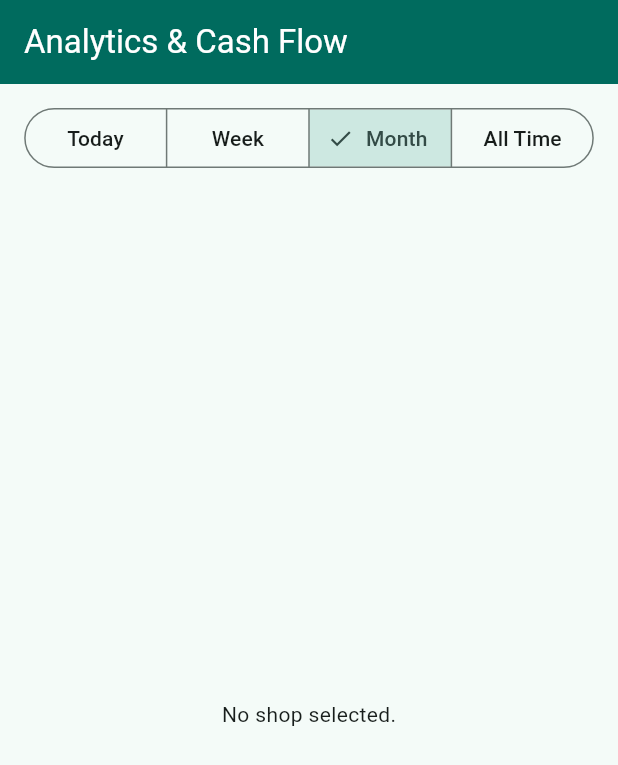
After one commit to faizanrki/Easy_Hisab, a Flutter app: the AnalyticsScreen screen opened by its route, on a phone screen of 412 x 824 dp. The commit adds this screen. Shown: the top 765 px of the screen. Run offline on Flutter 3.47's test engine with Material 3 defaults, Android fonts, the phone set to English and light mode, and no system bars; our stand-ins replace cloud_firestore, firebase_auth, flutter_riverpod, go_router, pdf, printing and 1 more; accounts and stored records are empty.

Commit message:
feat: complete module 11 analytics cash flow and credit insights with tests

```diff
--- a/lib/app/app_router.dart
+++ b/lib/app/app_router.dart
@@ -1,5 +1,6 @@
 import 'package:go_router/go_router.dart';
 
+import '../features/analytics/presentation/screens/analytics_screen.dart';
 import '../features/auth/presentation/screens/forgot_password_screen.dart';
 import '../features/auth/presentation/screens/login_screen.dart';
 import '../features/auth/presentation/screens/register_screen.dart';
@@ -36,6 +37,7 @@ abstract final class AppRoutes {
   static const productNew = '/shop/products/new';
   static const saleNew = '/shop/sales/new';
   static const paymentNew = '/shop/payments/new';
+  static const analytics = '/shop/analytics';
   static const customerShops = '/customer/shops';
 }
 
@@ -136,6 +138,10 @@ GoRouter createRouter({String initialLocation = AppRoutes.chooseRole}) {
         ),
       ),
       GoRoute(
+        path: AppRoutes.analytics,
+        builder: (context, state) => const AnalyticsScreen(),
+      ),
+      GoRoute(
         path: AppRoutes.customerShops,
         builder: (context, state) => const CustomerHomeScreen(),
       ),
--- /dev/null
+++ b/lib/features/analytics/presentation/analytics_providers.dart
@@ -0,0 +1,37 @@
+import 'package:flutter_riverpod/flutter_riverpod.dart';
+
+import '../../../app/dependency_providers.dart';
+import '../../shop/presentation/shop_providers.dart';
+import '../data/sqlite_analytics_repository.dart';
+import '../domain/analytics_repository.dart';
+import '../domain/analytics_summary.dart';
+
+final analyticsRepositoryProvider = Provider<AnalyticsRepository>((ref) {
+  final db = ref.watch(dbTransactionProvider);
+  return SqliteAnalyticsRepository(db);
+});
+
+class SelectedPeriodNotifier extends Notifier<AnalyticsPeriod> {
+  @override
+  AnalyticsPeriod build() => AnalyticsPeriod.thisMonth;
+
+  void setPeriod(AnalyticsPeriod period) {
+    state = period;
+  }
+}
+
+final selectedAnalyticsPeriodProvider =
+    NotifierProvider<SelectedPeriodNotifier, AnalyticsPeriod>(
+  SelectedPeriodNotifier.new,
+);
+
+final analyticsReportProvider =
+    FutureProvider.autoDispose<AnalyticsReport?>((ref) async {
+  final activeShop = ref.watch(activeShopContextProvider);
+  if (activeShop == null) return null;
+
+  final period = ref.watch(selectedAnalyticsPeriodProvider);
+  final repo = ref.watch(analyticsRepositoryProvider);
+
+  return repo.getAnalyticsReport(activeShop.shopId, period: period);
+});
--- /dev/null
+++ b/lib/features/analytics/presentation/screens/analytics_screen.dart
@@ -0,0 +1,351 @@
+import 'package:flutter/material.dart';
+import 'package:flutter_riverpod/flutter_riverpod.dart';
+import 'package:go_router/go_router.dart';
+import 'package:url_launcher/url_launcher.dart';
+
+import '../../../../core/domain/money.dart';
+import '../../../shop/presentation/shop_providers.dart';
+import '../../domain/analytics_summary.dart';
+import '../analytics_providers.dart';
+
+class AnalyticsScreen extends ConsumerWidget {
+  const AnalyticsScreen({super.key});
+
+  Future<void> _sendWhatsAppReminder(
+    BuildContext context,
+    String? phone,
+    String customerName,
+    Money balance,
+    String shopName,
+  ) async {
+    if (phone == null || phone.isEmpty) {
+      ScaffoldMessenger.of(context).showSnackBar(
+        const SnackBar(content: Text('No phone number recorded for customer.')),
+      );
+      return;
+    }
+
+    final cleanDigits = phone.replaceAll(RegExp(r'\D'), '');
+    final internationalPhone = cleanDigits.startsWith('0')
+        ? '92${cleanDigits.substring(1)}'
+        : cleanDigits;
+
+    final msg = Uri.encodeComponent(
+      'Assalam-o-Alaikum $customerName, this is a friendly reminder from $shopName regarding your pending udhar balance of ${balance.format()}. JazakAllah khair!',
+    );
+    final url = Uri.parse('https://wa.me/$internationalPhone?text=$msg');
+
+    if (await canLaunchUrl(url)) {
+      await launchUrl(url, mode: LaunchMode.externalApplication);
+    } else {
+      if (context.mounted) {
+        ScaffoldMessenger.of(context).showSnackBar(
+          const SnackBar(content: Text('Could not launch WhatsApp.')),
+        );
+      }
+    }
+  }
+
+  @override
+  Widget build(BuildContext context, WidgetRef ref) {
+    final theme = Theme.of(context);
+    final activeShop = ref.watch(activeShopContextProvider);
+    final selectedPeriod = ref.watch(selectedAnalyticsPeriodProvider);
+    final reportAsync = ref.watch(analyticsReportProvider);
+
+    return Scaffold(
+      appBar: AppBar(
+        title: const Text('Analytics & Cash Flow'),
+      ),
+      body: SafeArea(
+        child: Column(
+          children: [
+            // Period Selector
+            Padding(
+              padding: const EdgeInsets.symmetric(horizontal: 16, vertical: 12),
+              child: SegmentedButton<AnalyticsPeriod>(
+                segments: const [
+                  ButtonSegment(
+                    value: AnalyticsPeriod.today,
+                    label: Text('Today'),
+                  ),
+                  ButtonSegment(
+                    value: AnalyticsPeriod.thisWeek,
+                    label: Text('Week'),
+                  ),
+                  ButtonSegment(
+                    value: AnalyticsPeriod.thisMonth,
+                    label: Text('Month'),
+                  ),
+                  ButtonSegment(
+                    value: AnalyticsPeriod.allTime,
+                    label: Text('All Time'),
+                  ),
+                ],
+                selected: {selectedPeriod},
+                onSelectionChanged: (set) {
+                  ref
+                      .read(selectedAnalyticsPeriodProvider.notifier)
+                      .setPeriod(set.first);
+                },
+              ),
+            ),
+
+            // Content
+            Expanded(
+              child: reportAsync.when(
+                loading: () =>
+                    const Center(child: CircularProgressIndicator()),
+                error: (err, _) => Center(
+                  child: Text('Error loading analytics: $err'),
+                ),
+                data: (report) {
+                  if (report == null) {
+                    return const Center(child: Text('No shop selected.'));
+                  }
+
+                  return ListView(
+                    padding: const EdgeInsets.all(16),
+                    children: [
+                      // KPI Cards Row
+                      Row(
+                        children: [
+                          Expanded(
+                            child: _MetricCard(
+                              title: 'Total Sales',
+                              amount: report.metrics.totalSales,
+                              color: theme.colorScheme.primaryContainer,
+                              textColor: theme.colorScheme.onPrimaryContainer,
+                              icon: Icons.trending_up_rounded,
+                            ),
+                          ),
+                          const SizedBox(width: 12),
+                          Expanded(
+                            child: _MetricCard(
+                              title: 'Cash Collected',
+                              amount: report.metrics.cashCollected,
+                              color: Colors.green.shade100,
+                              textColor: Colors.green.shade900,
+                              icon: Icons.payments_rounded,
+                            ),
+                          ),
+                        ],
+                      ),
+                      const SizedBox(height: 12),
+                      _MetricCard(
+                        title: 'Total Net Outstanding Udhar',
+                        amount: report.metrics.outstandingUdhar,
+                        color: theme.colorScheme.errorContainer,
+                        textColor: theme.colorScheme.onErrorContainer,
+                        icon: Icons.account_balance_wallet_rounded,
+                      ),
+
+                      const SizedBox(height: 24),
+                      Text(
+                        'Udhar Aging Breakdown',
+                        style: theme.textTheme.titleMedium?.copyWith(
+                          fontWeight: FontWeight.bold,
+                        ),
+                      ),
+                      const SizedBox(height: 8),
+
+                      Card(
+                        child: Padding(
+                          padding: const EdgeInsets.all(16),
+                          child: Column(
+                            children: [
+                              for (final bucket in report.agingBuckets) ...[
+                                Padding(
+                                  padding:
+                                      const EdgeInsets.symmetric(vertical: 6),
+                                  child: Row(
+                                    children: [
+                                      Expanded(
+                                        child: Text(
+                                          bucket.label,
+                                          style: const TextStyle(
+                                            fontWeight: FontWeight.w600,
+                                          ),
+                                        ),
+                                      ),
+                                      Text(
+                                        '${bucket.customerCount} ${bucket.customerCount == 1 ? "customer" : "customers"}',
+                                        style: theme.textTheme.bodySmall,
+                                      ),
+                                      const SizedBox(width: 16),
+                                      Text(
+                                        bucket.amount.format(),
+                                        style: TextStyle(
+                                          fontWeight: FontWeight.bold,
+                                          color: bucket.amount.paisa > 0
+                                              ? theme.colorScheme.error
+                                              : null,
+                                        ),
+                                      ),
+                                    ],
+                                  ),
+                                ),
+                                if (bucket != report.agingBuckets.last)
+                                  const Divider(height: 12),
+                              ],
+                            ],
+                          ),
+                        ),
+                      ),
+
+                      const SizedBox(height: 24),
+                      Text(
+                        'Top Customers by Udhar',
+                        style: theme.textTheme.titleMedium?.copyWith(
+                          fontWeight: FontWeight.bold,
+                        ),
+                      ),
+                      const SizedBox(height: 8),
+
+                      if (report.topDebtors.isEmpty)
+                        const Padding(
+                          padding: EdgeInsets.all(16),
+                          child: Center(
+                            child: Text('No customers with outstanding credit.'),
+                          ),
+                        )
+                      else
+                        Card(
+                          child: Column(
+                            children: [
+                              for (final debtor in report.topDebtors) ...[
+                                ListTile(
+                                  leading: CircleAvatar(
+                                    backgroundColor:
+                                        theme.colorScheme.errorContainer,
+                                    child: Text(
+                                      debtor.customerName.isNotEmpty
+                                          ? debtor.customerName[0].toUpperCase()
+                                          : 'C',
+                                      style: TextStyle(
+                                        color: theme
+                                            .colorScheme.onErrorContainer,
+                                        fontWeight: FontWeight.bold,
+                                      ),
+                                    ),
+                                  ),
+                                  title: Text(
+                                    debtor.customerName,
+                                    style: const TextStyle(
+                                      fontWeight: FontWeight.bold,
+                                    ),
+                                  ),
+                                  subtitle: Text(
+                                    debtor.customerPhone ?? 'No phone recorded',
+                                  ),
+                                  trailing: Row(
+                                    mainAxisSize: MainAxisSize.min,
+                                    children: [
+                                      Text(
+                                        debtor.balance.format(),
+                                        style: TextStyle(
+                                          fontWeight: FontWeight.bold,
+                                          fontSize: 16,
+                                          color: theme.colorScheme.error,
+                                        ),
+                                      ),
+                                      const SizedBox(width: 8),
+                                      if (debtor.customerPhone != null &&
+                                          debtor.customerPhone!.isNotEmpty)
+                                        IconButton(
+                                          icon: const Icon(
+                                            Icons.chat_rounded,
+                                            color: Color(0xFF25D366),
+                                          ),
+                                          tooltip: 'WhatsApp Reminder',
+                                          onPressed: () =>
+                                              _sendWhatsAppReminder(
+                                            context,
+                                            debtor.customerPhone,
+                                            debtor.customerName,
+                                            debtor.balance,
+                                            activeShop?.shopName ?? 'Our Shop',
+                                          ),
+                                        ),
+                                    ],
+                                  ),
+                                  onTap: () {
+                                    context.push(
+                                      '/shop/customers/${debtor.customerId}',
+                                    );
+                                  },
+                                ),
+                                if (debtor != report.topDebtors.last)
+                                  const Divider(height: 1),
+                              ],
+                            ],
+                          ),
+                        ),
+                    ],
+                  );
+                },
+              ),
+            ),
+          ],
+        ),
+      ),
+    );
+  }
+}
+
+class _MetricCard extends StatelessWidget {
+  const _MetricCard({
+    required this.title,
+    required this.amount,
+    required this.color,
+    required this.textColor,
+    required this.icon,
+  });
+
+  final String title;
+  final Money amount;
+  final Color color;
+  final Color textColor;
+  final IconData icon;
+
+  @override
+  Widget build(BuildContext context) {
+    return Container(
+      padding: const EdgeInsets.all(16),
+      decoration: BoxDecoration(
+        color: color,
+        borderRadius: BorderRadius.circular(12),
+      ),
+      child: Column(
+        crossAxisAlignment: CrossAxisAlignment.start,
+        children: [
+          Row(
+            children: [
+              Icon(icon, size: 20, color: textColor),
+              const SizedBox(width: 8),
+              Expanded(
+                child: Text(
+                  title,
+                  style: TextStyle(
+                    fontSize: 13,
+                    fontWeight: FontWeight.w600,
+                    color: textColor,
+                  ),
+                ),
+              ),
+            ],
+          ),
+          const SizedBox(height: 8),
+          Text(
+            amount.format(),
+            style: TextStyle(
+              fontSize: 22,
+              fontWeight: FontWeight.bold,
+              color: textColor,
+            ),
+          ),
+        ],
+      ),
+    );
+  }
+}
--- a/lib/features/shop/presentation/screens/shop_dashboard_screen.dart
+++ b/lib/features/shop/presentation/screens/shop_dashboard_screen.dart
@@ -63,6 +63,11 @@ class ShopDashboardScreen extends ConsumerWidget {
                     : null,
               );
             },
+          ),
+          IconButton(
+            tooltip: 'Analytics & Insights',
+            icon: const Icon(Icons.insights_rounded),
+            onPressed: () => context.push(AppRoutes.analytics),
           ),
           IconButton(
             tooltip: 'Shop Settings',
```
Also changed, not shown: lib/features/analytics/data/sqlite_analytics_repository.dart (added, +212 -0 lines), lib/features/analytics/domain/analytics_repository.dart (added, +9 -0 lines), lib/features/analytics/domain/analytics_summary.dart (added, +62 -0 lines), 2 other files.
